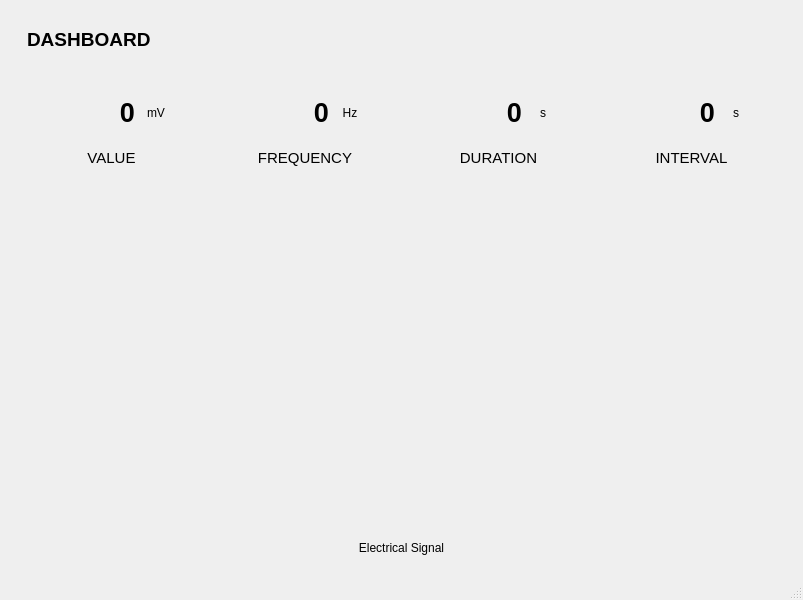
Above: emg_sensor/interface.ui from gitfirul01/project before the change. Below: the same form after it.
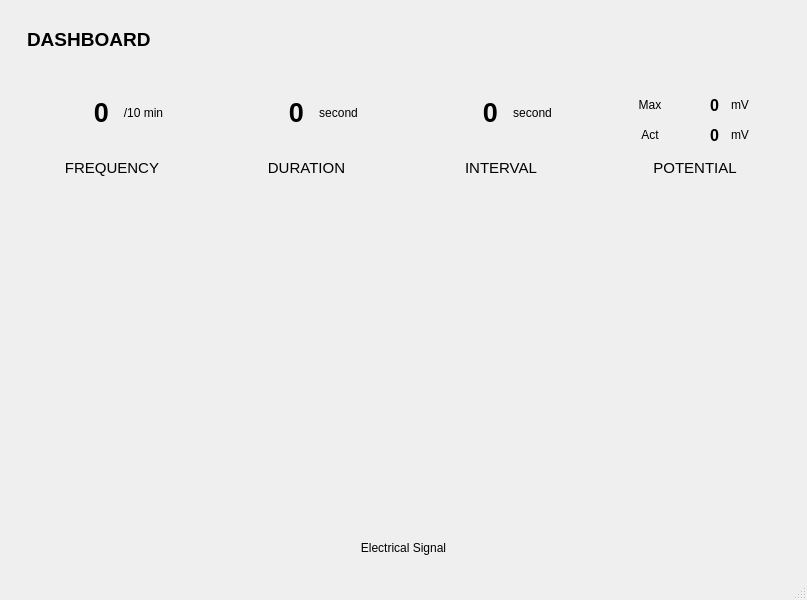
That is the form after the change. Icons and pictures are not drawn.

What changed in the file:
```diff
--- a/emg_sensor/interface.ui
+++ b/emg_sensor/interface.ui
@@ -6,7 +6,7 @@
    <rect>
     <x>0</x>
     <y>0</y>
-    <width>803</width>
+    <width>807</width>
     <height>600</height>
    </rect>
   </property>
@@ -129,109 +129,6 @@
        <enum>QFrame::Raised</enum>
       </property>
       <layout class="QHBoxLayout" name="horizontalLayout_5">
-       <item>
-        <widget class="QFrame" name="frame_8">
-         <property name="maximumSize">
-          <size>
-           <width>200</width>
-           <height>16777215</height>
-          </size>
-         </property>
-         <property name="frameShape">
-          <enum>QFrame::StyledPanel</enum>
-         </property>
-         <property name="frameShadow">
-          <enum>QFrame::Raised</enum>
-         </property>
-         <layout class="QVBoxLayout" name="verticalLayout_2">
-          <property name="leftMargin">
-           <number>25</number>
-          </property>
-          <property name="rightMargin">
-           <number>25</number>
-          </property>
-          <item>
-           <widget class="QFrame" name="frame_12">
-            <property name="minimumSize">
-             <size>
-              <width>0</width>
-              <height>0</height>
-             </size>
-            </property>
-            <property name="frameShape">
-             <enum>QFrame::StyledPanel</enum>
-            </property>
-            <property name="frameShadow">
-             <enum>QFrame::Raised</enum>
-            </property>
-            <layout class="QHBoxLayout" name="horizontalLayout_6">
-             <property name="topMargin">
-              <number>0</number>
-             </property>
-             <property name="bottomMargin">
-              <number>0</number>
-             </property>
-             <item>
-              <widget class="QLabel" name="label_3">
-               <property name="font">
-                <font>
-                 <family>Ubuntu</family>
-                 <pointsize>20</pointsize>
-                 <weight>75</weight>
-                 <bold>true</bold>
-                </font>
-               </property>
-               <property name="text">
-                <string>0</string>
-               </property>
-               <property name="alignment">
-                <set>Qt::AlignRight|Qt::AlignTrailing|Qt::AlignVCenter</set>
-               </property>
-              </widget>
-             </item>
-             <item>
-              <widget class="QLabel" name="label_11">
-               <property name="maximumSize">
-                <size>
-                 <width>30</width>
-                 <height>16777215</height>
-                </size>
-               </property>
-               <property name="font">
-                <font>
-                 <family>Ubuntu</family>
-                </font>
-               </property>
-               <property name="text">
-                <string>mV</string>
-               </property>
-               <property name="alignment">
-                <set>Qt::AlignCenter</set>
-               </property>
-              </widget>
-             </item>
-            </layout>
-           </widget>
-          </item>
-          <item>
-           <widget class="QLabel" name="label_4">
-            <property name="font">
-             <font>
-              <family>Ubuntu</family>
-              <pointsize>11</pointsize>
-             </font>
-            </property>
-            <property name="text">
-             <string>VALUE</string>
-            </property>
-            <property name="alignment">
-             <set>Qt::AlignCenter</set>
-            </property>
-           </widget>
-          </item>
-         </layout>
-        </widget>
-       </item>
        <item>
         <widget class="QFrame" name="frame_9">
          <property name="maximumSize">
@@ -296,7 +193,7 @@
               <widget class="QLabel" name="label_13">
                <property name="maximumSize">
                 <size>
-                 <width>30</width>
+                 <width>70</width>
                  <height>16777215</height>
                 </size>
                </property>
@@ -306,7 +203,7 @@
                 </font>
                </property>
                <property name="text">
-                <string>Hz</string>
+                <string>/10 min</string>
                </property>
                <property name="alignment">
                 <set>Qt::AlignCenter</set>
@@ -328,7 +225,7 @@
              <string>FREQUENCY</string>
             </property>
             <property name="alignment">
-             <set>Qt::AlignCenter</set>
+             <set>Qt::AlignBottom|Qt::AlignHCenter</set>
             </property>
            </widget>
           </item>
@@ -378,7 +275,7 @@
               <number>0</number>
              </property>
              <item>
-              <widget class="QLabel" name="label_14">
+              <widget class="QLabel" name="var_duration">
                <property name="font">
                 <font>
                  <family>Ubuntu</family>
@@ -399,7 +296,7 @@
               <widget class="QLabel" name="label_15">
                <property name="maximumSize">
                 <size>
-                 <width>30</width>
+                 <width>70</width>
                  <height>16777215</height>
                 </size>
                </property>
@@ -409,7 +306,7 @@
                 </font>
                </property>
                <property name="text">
-                <string>s</string>
+                <string>second</string>
                </property>
                <property name="alignment">
                 <set>Qt::AlignCenter</set>
@@ -431,7 +328,7 @@
              <string>DURATION</string>
             </property>
             <property name="alignment">
-             <set>Qt::AlignCenter</set>
+             <set>Qt::AlignBottom|Qt::AlignHCenter</set>
             </property>
            </widget>
           </item>
@@ -481,7 +378,7 @@
               <number>0</number>
              </property>
              <item>
-              <widget class="QLabel" name="label_16">
+              <widget class="QLabel" name="var_interval">
                <property name="font">
                 <font>
                  <family>Ubuntu</family>
@@ -502,7 +399,7 @@
               <widget class="QLabel" name="label_17">
                <property name="maximumSize">
                 <size>
-                 <width>30</width>
+                 <width>60</width>
                  <height>16777215</height>
                 </size>
                </property>
@@ -512,7 +409,7 @@
                 </font>
                </property>
                <property name="text">
-                <string>s</string>
+                <string>second</string>
                </property>
                <property name="alignment">
                 <set>Qt::AlignCenter</set>
@@ -534,7 +431,215 @@
              <string>INTERVAL</string>
             </property>
             <property name="alignment">
-             <set>Qt::AlignCenter</set>
+             <set>Qt::AlignBottom|Qt::AlignHCenter</set>
+            </property>
+           </widget>
+          </item>
+         </layout>
+        </widget>
+       </item>
+       <item>
+        <widget class="QFrame" name="frame_8">
+         <property name="maximumSize">
+          <size>
+           <width>200</width>
+           <height>16777215</height>
+          </size>
+         </property>
+         <property name="frameShape">
+          <enum>QFrame::StyledPanel</enum>
+         </property>
+         <property name="frameShadow">
+          <enum>QFrame::Raised</enum>
+         </property>
+         <layout class="QVBoxLayout" name="verticalLayout_2">
+          <property name="leftMargin">
+           <number>25</number>
+          </property>
+          <property name="rightMargin">
+           <number>25</number>
+          </property>
+          <item>
+           <widget class="QFrame" name="frame_12">
+            <property name="minimumSize">
+             <size>
+              <width>0</width>
+              <height>0</height>
+             </size>
+            </property>
+            <property name="frameShape">
+             <enum>QFrame::StyledPanel</enum>
+            </property>
+            <property name="frameShadow">
+             <enum>QFrame::Raised</enum>
+            </property>
+            <layout class="QHBoxLayout" name="horizontalLayout_6">
+             <property name="topMargin">
+              <number>0</number>
+             </property>
+             <property name="bottomMargin">
+              <number>0</number>
+             </property>
+             <item>
+              <widget class="QLabel" name="label_12">
+               <property name="maximumSize">
+                <size>
+                 <width>30</width>
+                 <height>16777215</height>
+                </size>
+               </property>
+               <property name="font">
+                <font>
+                 <family>Ubuntu</family>
+                </font>
+               </property>
+               <property name="text">
+                <string>Max</string>
+               </property>
+               <property name="alignment">
+                <set>Qt::AlignCenter</set>
+               </property>
+              </widget>
+             </item>
+             <item>
+              <widget class="QLabel" name="var_maxPotent">
+               <property name="font">
+                <font>
+                 <family>Ubuntu</family>
+                 <pointsize>12</pointsize>
+                 <weight>75</weight>
+                 <bold>true</bold>
+                </font>
+               </property>
+               <property name="text">
+                <string>0</string>
+               </property>
+               <property name="alignment">
+                <set>Qt::AlignRight|Qt::AlignTrailing|Qt::AlignVCenter</set>
+               </property>
+              </widget>
+             </item>
+             <item>
+              <widget class="QLabel" name="label_11">
+               <property name="maximumSize">
+                <size>
+                 <width>30</width>
+                 <height>16777215</height>
+                </size>
+               </property>
+               <property name="font">
+                <font>
+                 <family>Ubuntu</family>
+                </font>
+               </property>
+               <property name="text">
+                <string>mV</string>
+               </property>
+               <property name="alignment">
+                <set>Qt::AlignCenter</set>
+               </property>
+              </widget>
+             </item>
+            </layout>
+           </widget>
+          </item>
+          <item>
+           <widget class="QFrame" name="frame_18">
+            <property name="minimumSize">
+             <size>
+              <width>0</width>
+              <height>0</height>
+             </size>
+            </property>
+            <property name="frameShape">
+             <enum>QFrame::StyledPanel</enum>
+            </property>
+            <property name="frameShadow">
+             <enum>QFrame::Raised</enum>
+            </property>
+            <layout class="QHBoxLayout" name="horizontalLayout_11">
+             <property name="topMargin">
+              <number>0</number>
+             </property>
+             <property name="bottomMargin">
+              <number>0</number>
+             </property>
+             <item>
+              <widget class="QLabel" name="label_16">
+               <property name="maximumSize">
+                <size>
+                 <width>30</width>
+                 <height>16777215</height>
+                </size>
+               </property>
+               <property name="font">
+                <font>
+                 <family>Ubuntu</family>
+                </font>
+               </property>
+               <property name="text">
+                <string>Act</string>
+               </property>
+               <property name="alignment">
+                <set>Qt::AlignCenter</set>
+               </property>
+              </widget>
+             </item>
+             <item>
+              <widget class="QLabel" name="var_actPotent">
+               <property name="font">
+                <font>
+                 <family>Ubuntu</family>
+                 <pointsize>12</pointsize>
+                 <weight>75</weight>
+                 <bold>true</bold>
+                </font>
+               </property>
+               <property name="text">
+                <string>0</string>
+               </property>
+               <property name="alignment">
+                <set>Qt::AlignRight|Qt::AlignTrailing|Qt::AlignVCenter</set>
+               </property>
+              </widget>
+             </item>
+             <item>
+              <widget class="QLabel" name="label_14">
+               <property name="maximumSize">
+                <size>
+                 <width>30</width>
+                 <height>16777215</height>
+                </size>
+               </property>
+               <property name="font">
+                <font>
+                 <family>Ubuntu</family>
+                </font>
+               </property>
+               <property name="text">
+                <string>mV</string>
+               </property>
+               <property name="alignment">
+                <set>Qt::AlignCenter</set>
+               </property>
+              </widget>
+             </item>
+            </layout>
+           </widget>
+          </item>
+          <item>
+           <widget class="QLabel" name="label_4">
+            <property name="font">
+             <font>
+              <family>Ubuntu</family>
+              <pointsize>11</pointsize>
+             </font>
+            </property>
+            <property name="text">
+             <string>POTENTIAL</string>
+            </property>
+            <property name="alignment">
+             <set>Qt::AlignBottom|Qt::AlignHCenter</set>
             </property>
            </widget>
           </item>
```
Left out of the diff: 2 changed lines with no effect on the pictures.
